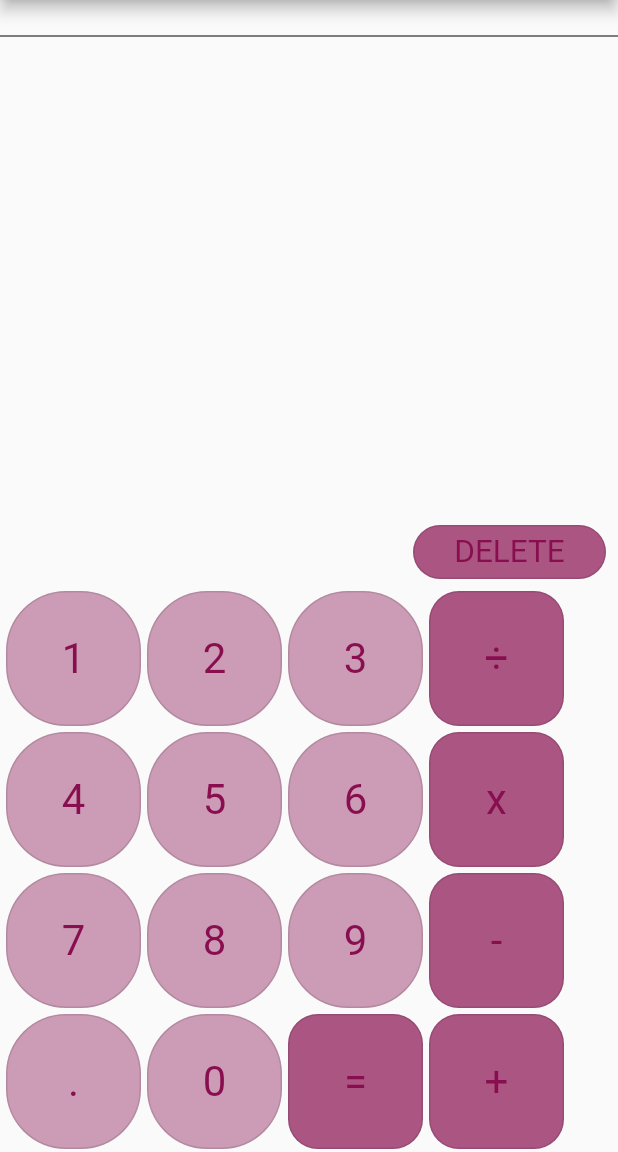
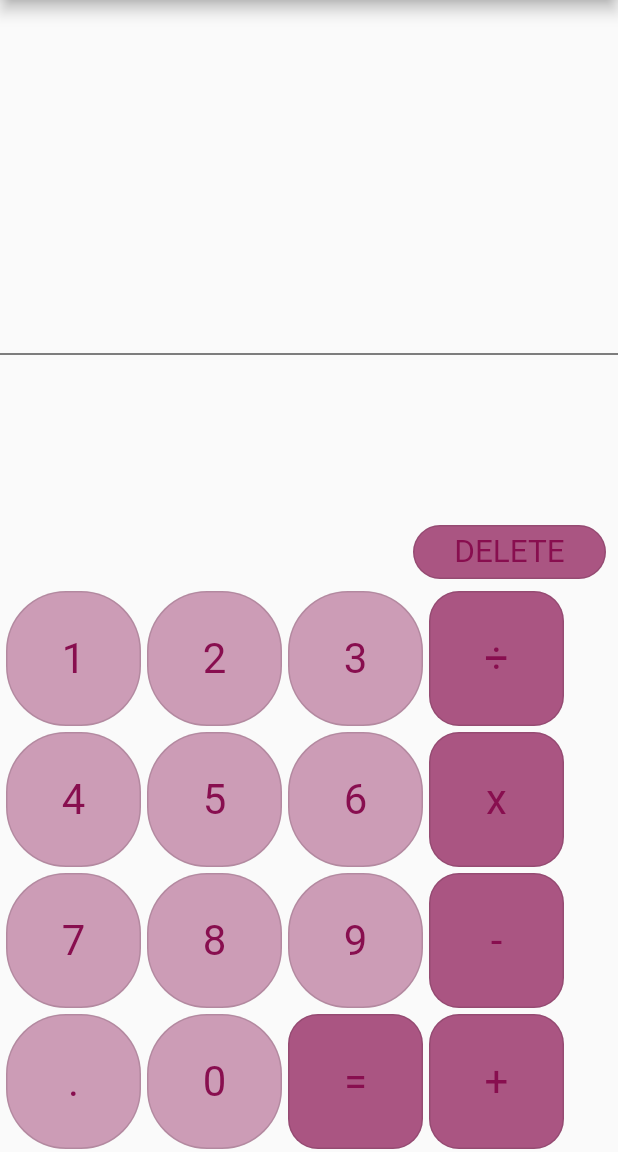
Before and after one commit to Domininiuk/Calculator, a Flutter app: the screen it shows after launch, on a phone screen of 412 x 824 dp, the part 84-1236 px from its top. Run offline on Flutter 3.47's test engine with Material 2 defaults, Android fonts, the phone set to English and light mode, and no system bars; drawn by our look-alikes of auto_size_text; our stand-ins replace decimal; missing offline and left inert: rational; Roboto replaces fonts that are missing (Corben).

Commit message:
ui update

```diff
--- a/lib/screens/calculator_widget.dart
+++ b/lib/screens/calculator_widget.dart
@@ -39,6 +39,7 @@ class _Calculator extends StatelessWidget {
                     .resultOfCalculations.toDecimal(scaleOnInfinitePrecision: 5).toString(),
                   textScaleFactor: 3.3,
                   maxLines: 3,
+                  stepGranularity: 0.5,
                   minFontSize: 2.0,
                   style: const TextStyle(),
                 ),
@@ -53,12 +54,17 @@ class _Calculator extends StatelessWidget {
             color: Colors.black,
           )),
       Consumer<CalculatorModel>(builder: (context, calculations, child) {
-        return Expanded(
+        return SizedBox(
+          width: double.infinity,
+            height: 100,
             child: AutoSizeText(
           context.read<CalculatorModel>().displayedActions.toString(),
+          textAlign: TextAlign.left,
           textScaleFactor: 3.0,
           maxLines: 5,
-          minFontSize: 2.0,
+              stepGranularity: 0.5,
+
+              minFontSize: 2.0,
           style: TextStyle(
             color: Colors.black.withOpacity(0.5),
           ),
```
